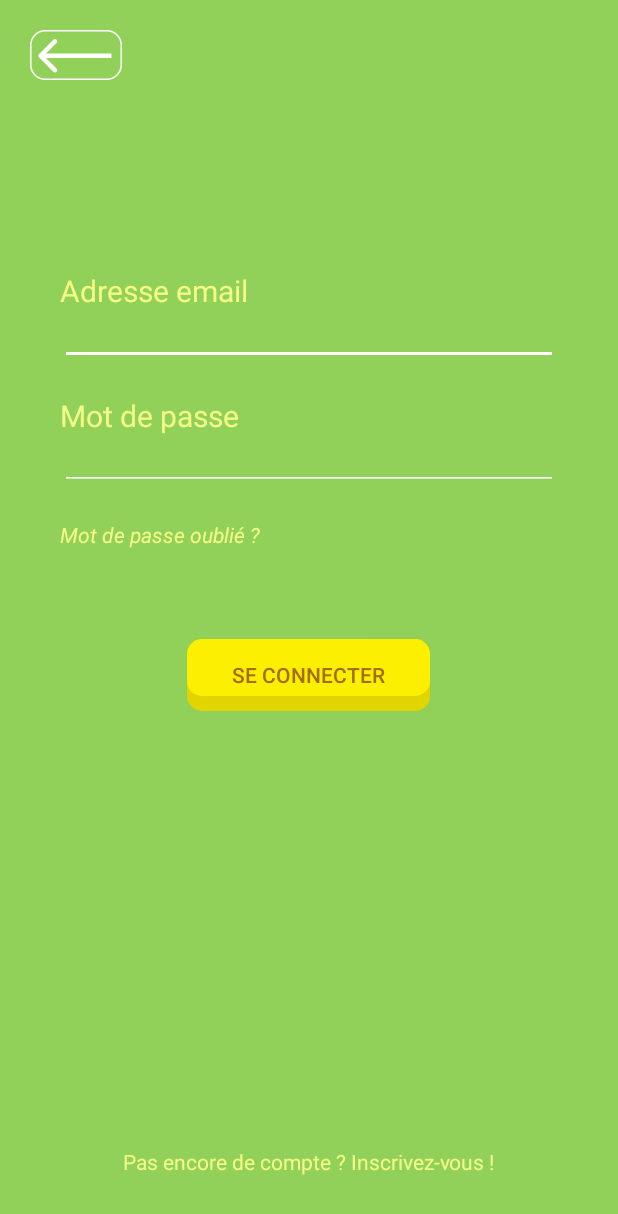
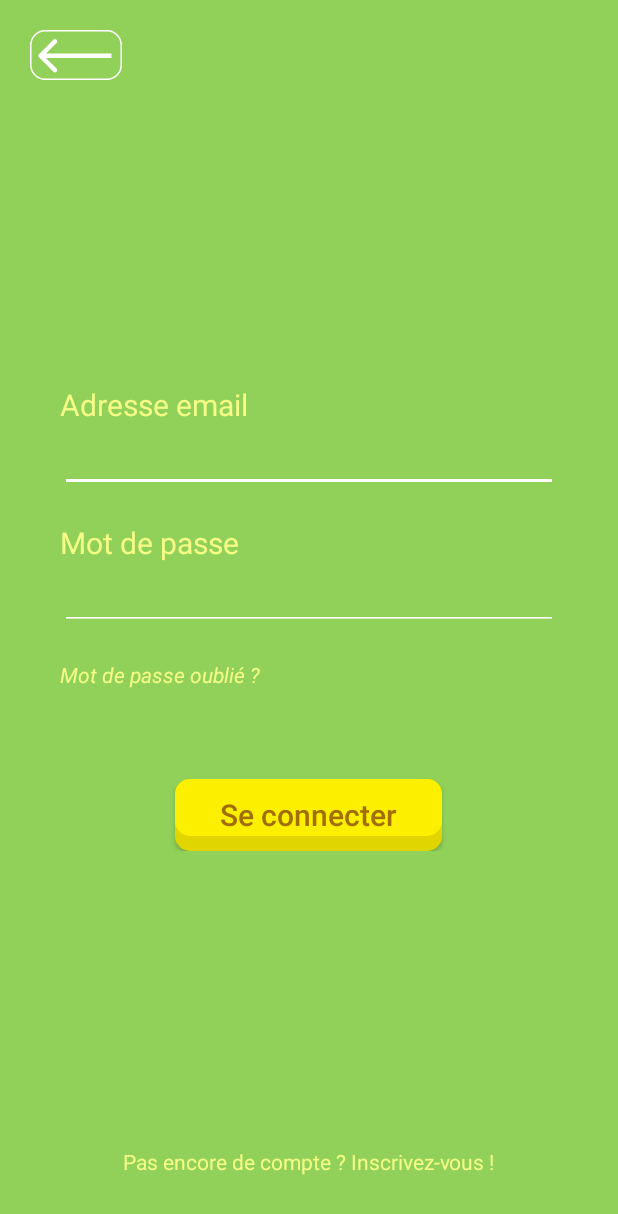
Before and after one commit to thomas-auffroy/Android-Project, an Android app: the layout activity_connection.xml on its own in the app's theme, with its tools: preview values and no code run, on a phone screen of 412 x 824 dp. Shown: the top 1214 px of the screen. Run offline under Robolectric (Android 15) with nearby library versions, the phone set to English and light mode, and no system bars.

Commit message:
styling changes

```diff
--- a/app/src/main/res/layout/activity_connection.xml
+++ b/app/src/main/res/layout/activity_connection.xml
@@ -20,9 +20,10 @@
     <LinearLayout
         android:layout_width="match_parent"
         android:layout_height="wrap_content"
-        android:layout_marginTop="180dp"
+        android:layout_marginTop="80dp"
         android:orientation="vertical"
-        android:paddingHorizontal="40dp">
+        android:paddingHorizontal="40dp"
+        android:layout_centerInParent="true">
 
         <LinearLayout
             android:layout_width="match_parent"
@@ -40,13 +41,14 @@
                 />
 
             <EditText
-                android:id="@+id/mailData"
+                android:id="@+id/dataEmail"
                 android:layout_width="match_parent"
                 android:layout_height="wrap_content"
 
-                android:textSize="11sp"
+                android:textSize="17sp"
                 android:textColor="@color/white"
-                android:backgroundTint="@color/white"/>
+                android:backgroundTint="@color/white"
+                android:inputType="textEmailAddress"/>
         </LinearLayout>
 
         <LinearLayout
@@ -63,11 +65,12 @@
                 android:textSize="20sp" />
 
             <EditText
-                android:id="@+id/passwordData"
+                android:id="@+id/dataPassword"
                 android:layout_width="match_parent"
                 android:layout_height="wrap_content"
 
-                android:textSize="11sp"
+                android:textSize="17sp"
+                android:inputType="textPassword"
                 android:textColor="@color/white"
                 android:backgroundTint="@color/white"/>
         </LinearLayout>
@@ -92,8 +95,10 @@
             android:id="@+id/btnConnection"
 
             android:text="Se connecter"
+            android:textSize="20sp"
             android:layout_marginTop="60dp"
             android:layout_gravity="center"
+            android:textAllCaps="false"
             android:textColor="@color/brown_txt_cta"
             android:background="@drawable/cw_cta_shadow"
 
@@ -111,6 +116,10 @@
         android:layout_centerHorizontal="true"
         android:layout_alignParentBottom="true"
         android:textColor="@color/lightBeige_txt"
+
+        android:clickable="true"
+        android:focusable="true"
+        android:onClick="signUp"
         />
 
 
```
